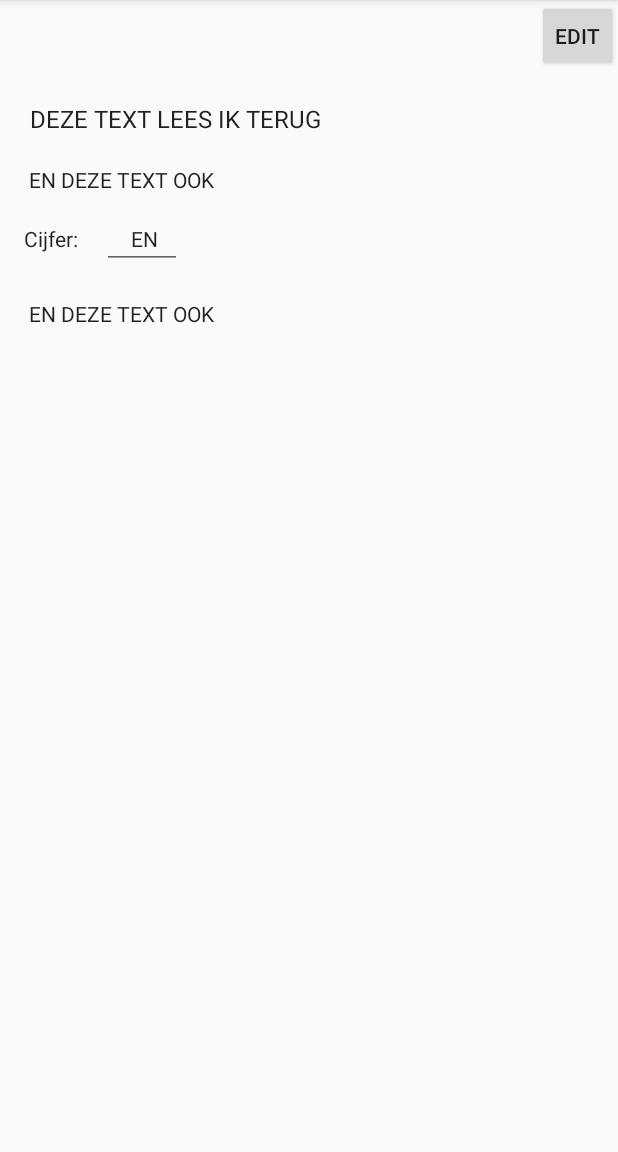
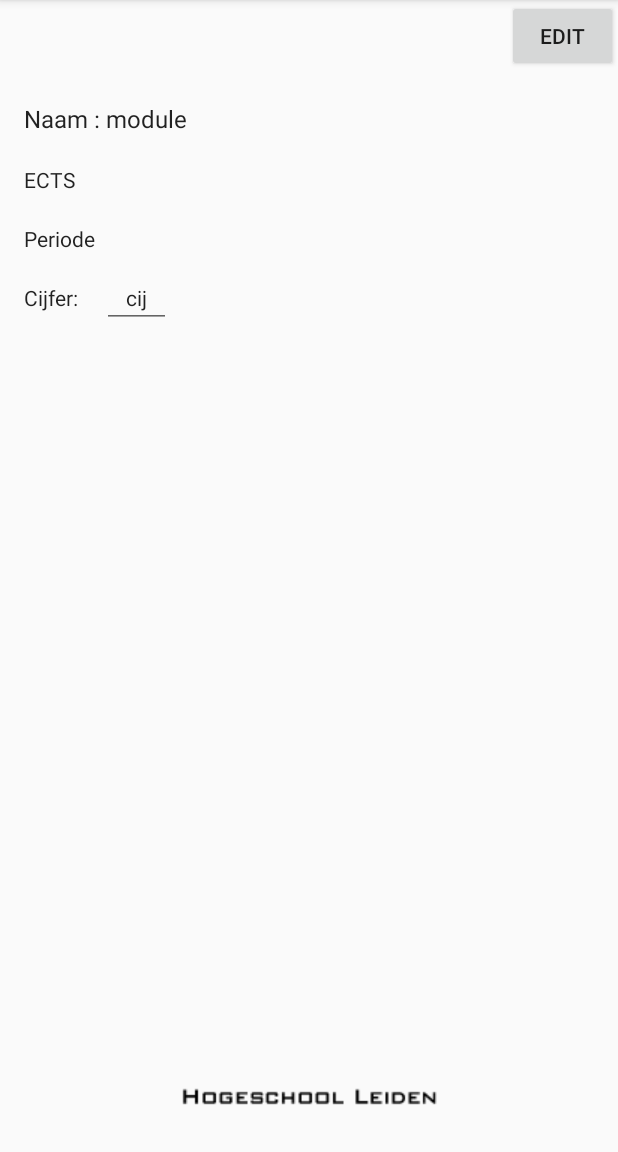
Before and after one commit to jordigraffner/barometer, an Android app: the DetailVakActivity screen opened directly, with no data from a screen before it, on a phone screen of 412 x 824 dp, the part 84-1236 px from its top. Run offline under Robolectric (Android 15) with nearby library versions, the phone set to English and light mode, and no system bars; network calls fail; 4 statements that could not run were skipped.

Commit message:
layout van application aangepast

```diff
--- a/app/build.gradle
+++ b/app/build.gradle
@@ -37,4 +37,5 @@ dependencies {
     compile 'com.github.PhilJay:MPAndroidChart:v2.1.5'
     compile 'co.lemonlabs:expandable-button-menu:1.0.0'
     compile 'com.victor.ringbutton:lib:1.0.1'
+    compile 'com.rengwuxian.materialedittext:library:2.1.4'
 }
--- a/app/src/main/java/graffner/jordi/barometer/database/DatabaseHelper.java
+++ b/app/src/main/java/graffner/jordi/barometer/database/DatabaseHelper.java
@@ -14,7 +14,7 @@ public class DatabaseHelper extends SQLiteOpenHelper {
     public static SQLiteDatabase mSQLDB;
     private static DatabaseHelper mInstance;
     public static final String dbName = "barometer.db";
-    public static final int dbVersion = 25;
+    public static final int dbVersion = 26;
 
     public DatabaseHelper(Context ctx) {
         super(ctx, dbName, null, dbVersion);					// gebruik de super constructor.
--- a/app/src/main/res/drawable/circle_home.xml
+++ b/app/src/main/res/drawable/circle_home.xml
@@ -3,8 +3,8 @@
 <selector xmlns:android="http://schemas.android.com/apk/res/android">
     <item android:state_focused="true"  android:state_enabled="false" android:state_pressed="true" android:drawable="@drawable/circle_main" />
     <item android:state_focused="true"  android:state_enabled="false"                              android:drawable="@drawable/circle_main" />
-    <item android:state_focused="true"                                android:state_pressed="true" android:drawable="@drawable/circle_main_dark" />
-    <item android:state_focused="false"                               android:state_pressed="true" android:drawable="@drawable/circle_main_dark" />
+    <item android:state_focused="true"                                android:state_pressed="true" android:drawable="@drawable/circle_white" />
+    <item android:state_focused="false"                               android:state_pressed="true" android:drawable="@drawable/circle_white" />
     <item android:state_focused="true"                                                             android:drawable="@drawable/circle_main" />
     <item                                                                                          android:drawable="@drawable/circle_main" />
 </selector>
--- a/app/src/main/res/layout/activity_detail_vak.xml
+++ b/app/src/main/res/layout/activity_detail_vak.xml
@@ -1,5 +1,5 @@
 <?xml version="1.0" encoding="utf-8"?>
-<LinearLayout xmlns:android="http://schemas.android.com/apk/res/android"
+<RelativeLayout xmlns:android="http://schemas.android.com/apk/res/android"
     android:orientation="vertical"
     android:layout_width="match_parent"
     android:layout_height="match_parent"
@@ -10,10 +10,87 @@
         style="?android:attr/buttonStyleSmall"
         android:layout_width="wrap_content"
         android:layout_height="wrap_content"
-        android:text="edit"
+        android:text="   edit   "
         android:id="@+id/btnEdit"
-        android:layout_gravity="right" />
+        android:layout_gravity="right"
+        android:layout_alignParentTop="true"
+        android:layout_alignParentRight="true"
+        android:layout_alignParentEnd="true" />
 
+
+    <LinearLayout
+        android:layout_width="match_parent"
+        android:layout_height="wrap_content"
+        android:orientation="horizontal"
+        android:layout_below="@+id/subject_period"
+        android:layout_alignRight="@+id/imageView2"
+        android:layout_alignEnd="@+id/imageView2"
+        android:id="@+id/linearLayout">
+
+        <TextView
+            android:id="@+id/subject_cijfers"
+            android:layout_width="wrap_content"
+            android:layout_height="match_parent"
+            android:paddingLeft="16dp"
+            android:paddingRight="16dp"
+            android:paddingTop="20dp"
+            android:text="Cijfer"
+            android:orientation="horizontal"
+            android:textAppearance="@style/TextAppearance.AppCompat.Body1"
+            android:layout_alignParentBottom="true"
+            android:layout_alignParentLeft="true"
+            android:layout_alignParentStart="true" />
+
+        <EditText
+        android:id="@+id/subject_grade"
+        android:layout_width="wrap_content"
+        android:layout_height="wrap_content"
+        android:paddingLeft="16dp"
+        android:paddingRight="16dp"
+        android:paddingTop="20dp"
+        android:text="cijfers"
+        android:textAppearance="@style/TextAppearance.AppCompat.Body1"
+        android:layout_alignParentRight="true"
+        android:inputType="numberDecimal"
+        android:maxLength="3"
+        android:focusable="false"
+        />
+
+    </LinearLayout>
+    <TextView
+        android:id="@+id/subject_period"
+        android:layout_width="wrap_content"
+        android:layout_height="wrap_content"
+        android:paddingLeft="16dp"
+        android:paddingRight="16dp"
+        android:paddingTop="20dp"
+        android:text="Periode"
+        android:textAppearance="@style/TextAppearance.AppCompat.Body1"
+        android:layout_below="@+id/subject_ects"
+        android:layout_alignParentLeft="true"
+        android:layout_alignParentStart="true" />
+
+    <TextView
+        android:id="@+id/subject_ects"
+        android:layout_width="wrap_content"
+        android:layout_height="wrap_content"
+        android:paddingLeft="16dp"
+        android:paddingRight="16dp"
+        android:paddingTop="20dp"
+        android:text="ECTS"
+        android:textAppearance="@style/TextAppearance.AppCompat.Body1"
+        android:layout_gravity="center_vertical"
+        android:layout_below="@+id/subject_name"
+        android:layout_alignParentLeft="true"
+        android:layout_alignParentStart="true" />
+
+    <ImageView
+        android:layout_width="wrap_content"
+        android:layout_height="wrap_content"
+        android:id="@+id/imageView2"
+        android:src="@drawable/hogeschoolleiden"
+        android:layout_alignParentBottom="true"
+        android:layout_centerHorizontal="true" />
 
     <TextView
         android:id="@+id/subject_name"
@@ -22,60 +99,11 @@
         android:paddingLeft="16dp"
         android:paddingRight="16dp"
         android:paddingTop="20dp"
-        android:text=" DEZE TEXT LEES IK TERUG "
+        android:text="Naam : module"
         android:textAppearance="@style/TextAppearance.AppCompat.Subhead"
-        />
-
-    <TextView
-        android:id="@+id/subject_ects"
-        android:layout_width="wrap_content"
-        android:layout_height="wrap_content"
-        android:paddingLeft="16dp"
-        android:paddingRight="16dp"
-        android:paddingTop="20dp"
-        android:text=" EN DEZE TEXT OOK "
-        android:textAppearance="@style/TextAppearance.AppCompat.Body1"
-        android:layout_gravity="center_vertical" />
-    <LinearLayout
-        android:layout_width="match_parent"
-        android:layout_height="wrap_content"
-        android:orientation="horizontal" >
-
-    <TextView
-        android:id="@+id/subject_cijfers"
-        android:layout_width="wrap_content"
-        android:layout_height="match_parent"
-        android:paddingLeft="16dp"
-        android:paddingRight="16dp"
-        android:paddingTop="20dp"
-        android:text=" EN DEZE TEXT OOK "
-        android:orientation="horizontal"
-        android:textAppearance="@style/TextAppearance.AppCompat.Body1" />
-
-    <EditText
-        android:id="@+id/subject_grade"
-        android:layout_width="wrap_content"
-        android:layout_height="wrap_content"
-        android:paddingLeft="16dp"
-        android:paddingRight="16dp"
-        android:paddingTop="20dp"
-        android:text=" EN DEZE TEXT OOK "
-        android:textAppearance="@style/TextAppearance.AppCompat.Body1"
-        android:layout_alignParentRight="true"
-        android:inputType="numberDecimal"
-        android:maxLength="3"
-        android:focusable="false"
-        />
-        </LinearLayout>
-    <TextView
-        android:id="@+id/subject_period"
-        android:layout_width="wrap_content"
-        android:layout_height="wrap_content"
-        android:paddingLeft="16dp"
-        android:paddingRight="16dp"
-        android:paddingTop="20dp"
-        android:text=" EN DEZE TEXT OOK "
-        android:textAppearance="@style/TextAppearance.AppCompat.Body1" />
+        android:layout_below="@+id/btnEdit"
+        android:layout_alignParentLeft="true"
+        android:layout_alignParentStart="true" />
 
 
-</LinearLayout>
+</RelativeLayout>
--- a/app/src/main/res/layout/activity_login.xml
+++ b/app/src/main/res/layout/activity_login.xml
@@ -9,9 +9,8 @@
     android:paddingTop="@dimen/activity_vertical_margin"
     android:paddingBottom="@dimen/activity_vertical_margin"
     tools:context="graffner.jordi.barometer.LoginActivity"
-    android:background="@drawable/back"
-    android:focusable="false"
-    android:alpha="0.5">
+    android:background="@drawable/back_klein"
+    android:focusable="false">
 
     <lt.lemonlabs.android.expandablebuttonmenu.ExpandableMenuOverlay
         android:id="@+id/button_menu"
--- a/app/src/main/res/layout/activity_main.xml
+++ b/app/src/main/res/layout/activity_main.xml
@@ -5,7 +5,8 @@
     android:paddingRight="@dimen/activity_horizontal_margin"
     android:paddingTop="@dimen/activity_vertical_margin"
     android:paddingBottom="@dimen/activity_vertical_margin"
-    tools:context="graffner.jordi.barometer.MainActivity">
+    tools:context="graffner.jordi.barometer.MainActivity"
+    android:background="@drawable/back_klein">
 
     <EditText
         android:layout_width="wrap_content"
@@ -33,7 +34,8 @@
         android:layout_width="wrap_content"
         android:layout_height="wrap_content"
         android:id="@+id/imageView"
-        android:src="@drawable/logo"
+        android:src="@drawable/hogeschoolleiden"
         android:layout_alignParentBottom="true"
         android:layout_centerHorizontal="true" />
+
 </RelativeLayout>
--- a/app/src/main/res/values/colors.xml
+++ b/app/src/main/res/values/colors.xml
@@ -13,4 +13,5 @@
     <color name="gray_dark">#6d6967</color>
     <color name="black">#000000</color>
     <color name="black_pressed">#7b7b7b</color>
+    <color name="white">#ffffff</color>
 </resources>
--- a/app/src/main/res/values/strings.xml
+++ b/app/src/main/res/values/strings.xml
@@ -1,5 +1,6 @@
 <resources>
     <string name="app_name">Barometer</string>
+
     <string name="action_settings">Settings</string>
     <string name="action_left">Invoer Cijfers</string>
     <string name="action_mid">Overzicht Cijfers</string>
```
Also changed, not shown: app/src/main/res/drawable/circle_close.xml (+6 -6 lines), app/src/main/res/drawable/circle_main_primary_dark.xml (added, +11 -0 lines), app/src/main/res/drawable/circle_white.xml (added, +11 -0 lines), app/src/main/res/layout/activity_credit.xml (+13 -5 lines), app/src/main/res/layout/activity_overzicht.xml (+8 -1 lines), app/src/main/res/layout/content_main.xml (+6 -3 lines), app/src/main/res/drawable/hogeschoolleiden.png (added), app/src/main/res/drawable/logo.png, app/src/main/res/drawable/theworldbestdevelopers.png (added).
